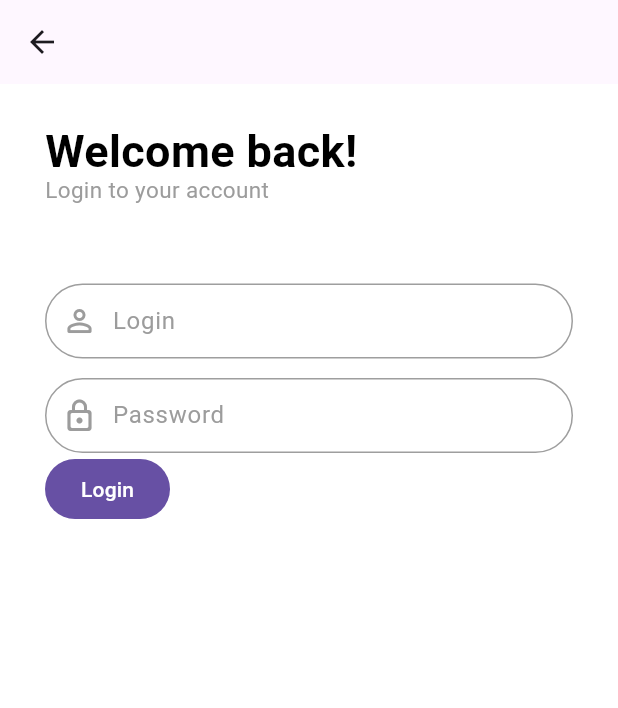
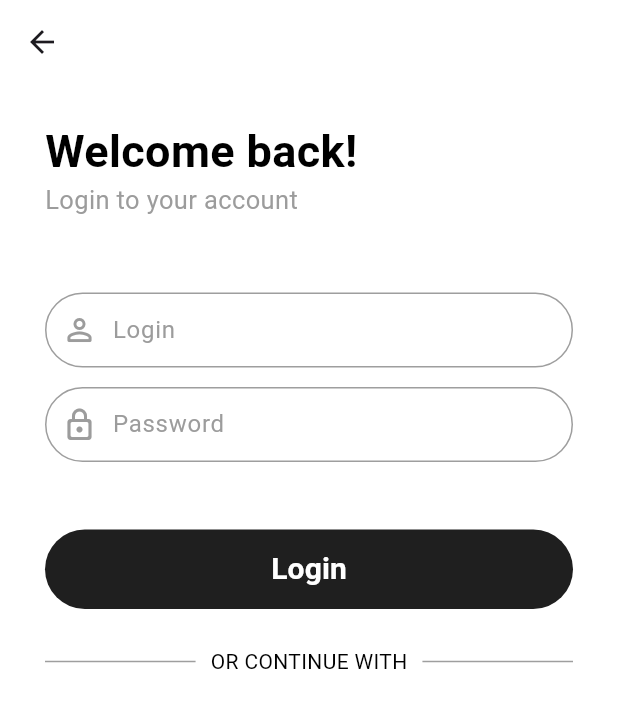
Before and after one commit to mevyst2003/MobileAppProject, a Flutter app: the Loign screen opened directly, on a phone screen of 412 x 824 dp. Shown: the top 708 px of the screen. Run offline on Flutter 3.47's test engine with Material 3 defaults, Android fonts, the phone set to English and light mode, and no system bars.

Commit message:
Update loign.dart

```diff
--- a/mobileappproject/lib/loign.dart
+++ b/mobileappproject/lib/loign.dart
@@ -8,6 +8,7 @@ class Loign extends StatelessWidget {
   Widget build(BuildContext context) {
     return Scaffold(
       appBar: AppBar(
+        backgroundColor: Colors.white,
         leading: IconButton(
           icon: const Icon(Icons.arrow_back),
           onPressed: () {
@@ -36,11 +37,11 @@ class Loign extends StatelessWidget {
                 "Login to your account",
                 style: TextStyle(
                   color: Color.fromARGB(255, 156, 156, 156),
-                  fontSize: 15,
-                  height: 1.5,
+                  fontSize: 17,
+                  height: 2,
                 ),
               ),
-              const SizedBox(height: 50),
+              const SizedBox(height: 45),
               Container(
                 padding: const EdgeInsets.symmetric(horizontal: 10),
                 decoration: BoxDecoration(
@@ -98,7 +99,57 @@ class Loign extends StatelessWidget {
                   ],
                 ),
               ),
-              FilledButton(onPressed: (){}, child: Text("Login"))
+              const SizedBox(
+                height: 45,
+              ),
+              SizedBox(
+                height: 53,
+                width: 400,
+                child: FilledButton(
+                  onPressed: () {},
+                  style: ButtonStyle(
+                    backgroundColor: WidgetStateProperty.all<Color>(
+                        const Color.fromARGB(255, 31, 31, 31)),
+                  ),
+                  child: const Text(
+                    "Login",
+                    style: TextStyle(
+                      fontWeight: FontWeight.bold,
+                      color: Colors.white,
+                      fontSize: 20,
+                    ),
+                  ),
+                ),
+              ),
+               const SizedBox(
+                height: 25,
+              ),
+              const Row(
+                children: [
+                  Expanded(
+                    child: Divider(
+                      thickness: 1,
+                      color: Colors.grey,
+                    ),
+                  ),
+                  Padding(
+                    padding: EdgeInsets.symmetric(
+                        horizontal: 10),
+                    child: Text(
+                      "OR CONTINUE WITH",
+                      style: TextStyle(
+                        color: Colors.black,
+                      ),
+                    ),
+                  ),
+                  Expanded(
+                    child: Divider(
+                      thickness: 1,
+                      color: Colors.grey,
+                    ),
+                  ),
+                ],
+              )
             ],
           ),
         ),
```
